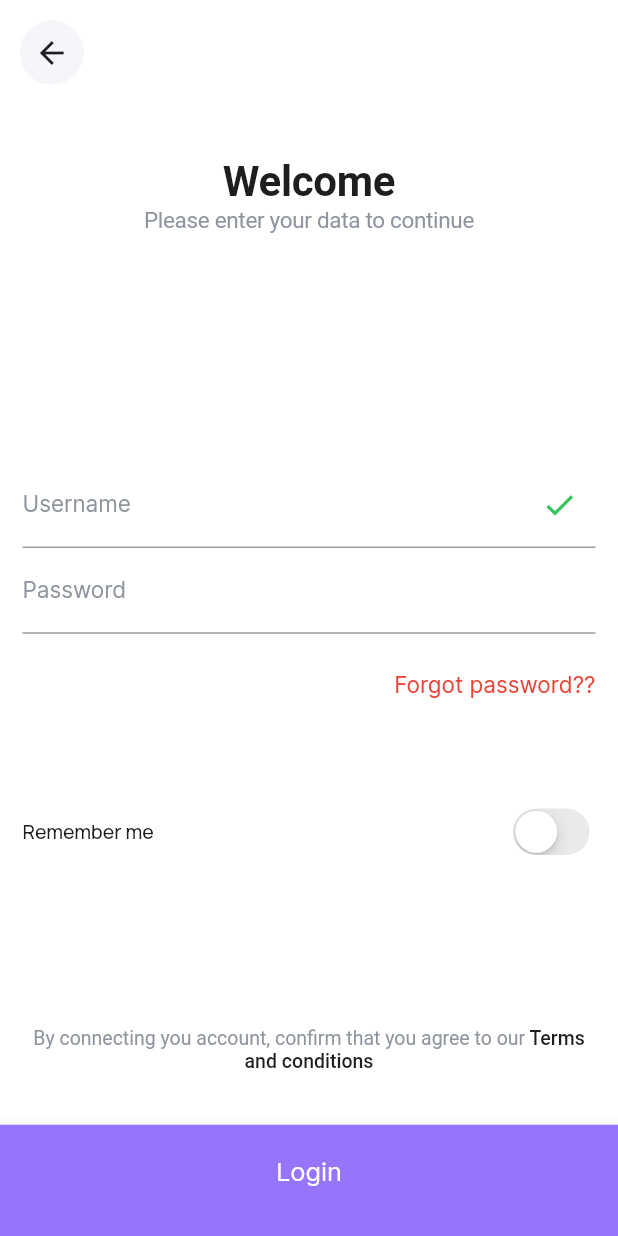
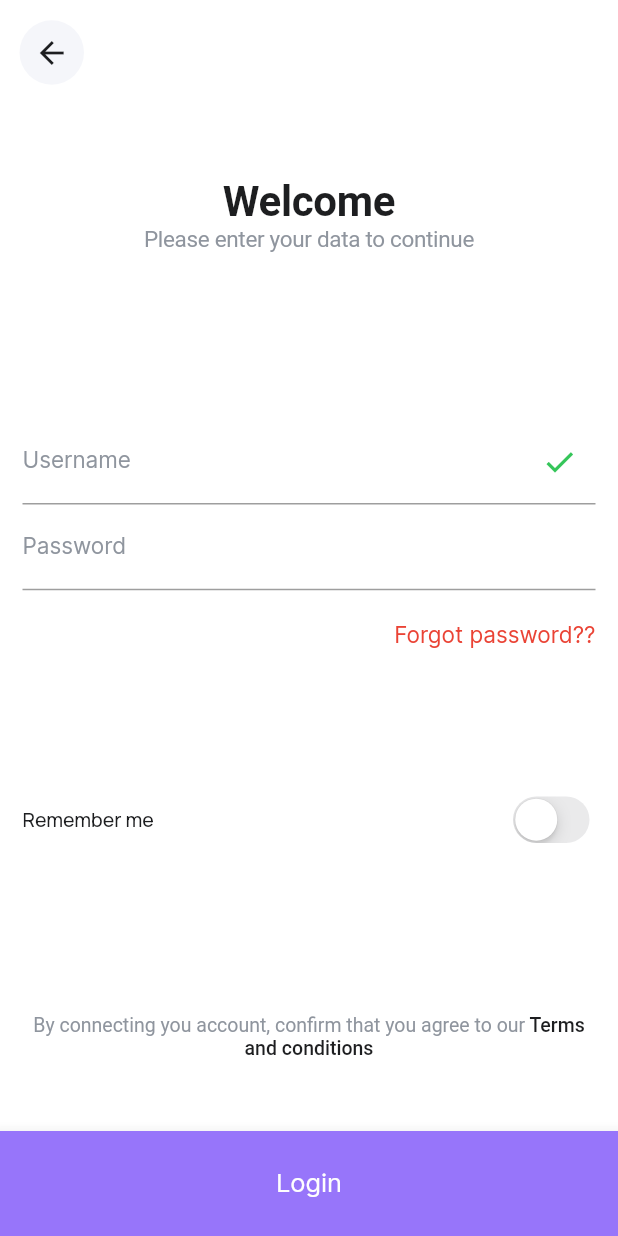
Before and after one commit to bnasare/laza, a Flutter app: the LoginScreen screen opened by its route, on a phone screen of 412 x 824 dp. Run offline on Flutter 3.47's test engine with Material 2 defaults, Android fonts, the phone set to English and light mode, and no system bars; our stand-ins replace device_preview, flutter_iconly, flutter_svg, google_fonts, timer_count_down.

Commit message:
login screen responsiveness trial

```diff
--- a/lib/screens/login_screen.dart
+++ b/lib/screens/login_screen.dart
@@ -31,8 +31,9 @@ class LoginScreen extends StatelessWidget {
               mainAxisAlignment: MainAxisAlignment.spaceAround,
               children: [
                 Padding(
-                  padding: EdgeInsets.only(
-                      bottom: MediaQuery.of(context).size.height * 0.1),
+                  padding: const EdgeInsets.only(
+                      // bottom: MediaQuery.of(context).size.height * 0.1
+                      bottom: 15),
                   child: RichText(
                     textAlign: TextAlign.center,
                     text: const TextSpan(
@@ -58,10 +59,7 @@ class LoginScreen extends StatelessWidget {
                     ),
                   ),
                 ),
-                Column(
-                    mainAxisAlignment: MainAxisAlignment.spaceAround,
-                    crossAxisAlignment: CrossAxisAlignment.end,
-                    children: [
+                Column(crossAxisAlignment: CrossAxisAlignment.end, children: [
                   AuthTextField(
                     controller: TextEditingController(),
                     labelText: "Username",
@@ -72,31 +70,25 @@ class LoginScreen extends StatelessWidget {
                   AuthTextField(
                     controller: TextEditingController(),
                     labelText: "Password",
-                        // trailingWidget: const Text(
-                        //   "Strong",
-                        //   style: TextStyle(
-                        //     color: Color(0xFF34C559),
-                        //     fontSize: 11,
-                        //     fontWeight: FontWeight.w400,
-                        //   ),
-                        // ),
                     trailingText: "Strong",
                   ),
-                      SizedBox(
-                        height: MediaQuery.of(context).size.height * 0.03,
-                      ),
-                      const Text(
+                  const Padding(
+                    padding: EdgeInsets.only(top: 20.0),
+                    child: Text(
                       "Forgot password??",
                       style: TextStyle(
                         color: Color(0xFFEA4335),
+                        // color: color.onBackground,
                         fontSize: 15,
                         fontWeight: FontWeight.w400,
                       ),
                     ),
+                  ),
                 ]),
                 Padding(
-                  padding: EdgeInsets.only(
-                      bottom: MediaQuery.of(context).size.height * 0.05),
+                  padding: const EdgeInsets.only(
+                      // bottom: MediaQuery.of(context).size.height * 0.05
+                      bottom: 15),
                   child: Row(
                     mainAxisAlignment: MainAxisAlignment.spaceBetween,
                     children: [
--- a/lib/widgets/navbar_button.dart
+++ b/lib/widgets/navbar_button.dart
@@ -10,7 +10,8 @@ class NavBarButton extends StatelessWidget {
   @override
   Widget build(BuildContext context) {
     return BottomAppBar(
-      height: MediaQuery.of(context).size.height * 0.09,
+      // height: MediaQuery.of(context).size.height * 0.09,
+      height: 70,
       color: const Color(0xFF9775FA),
       child: TextButton(
         onPressed: () {},
@@ -20,7 +21,7 @@ class NavBarButton extends StatelessWidget {
             color: Color(0xFFFEFEFE),
             fontSize: 17,
             fontWeight: FontWeight.w500,
-            height: 0.06,
+            // height: 0.06,
           ),
         ),
       ),
```
Lines whose indentation alone changed are shown as unchanged.
